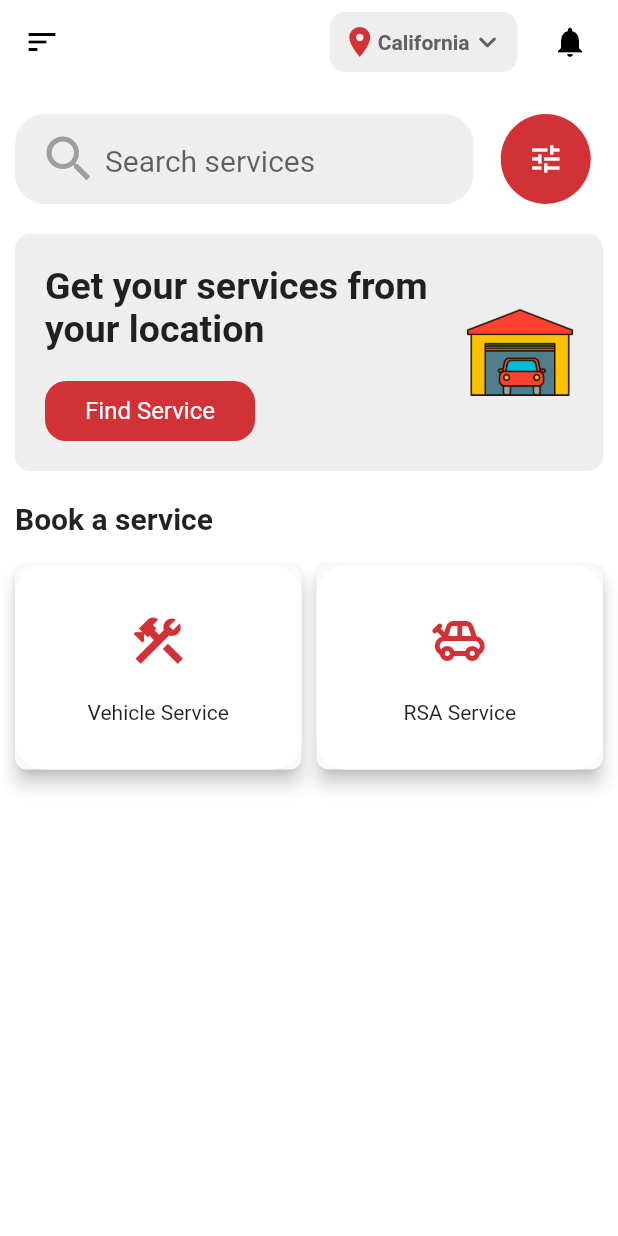
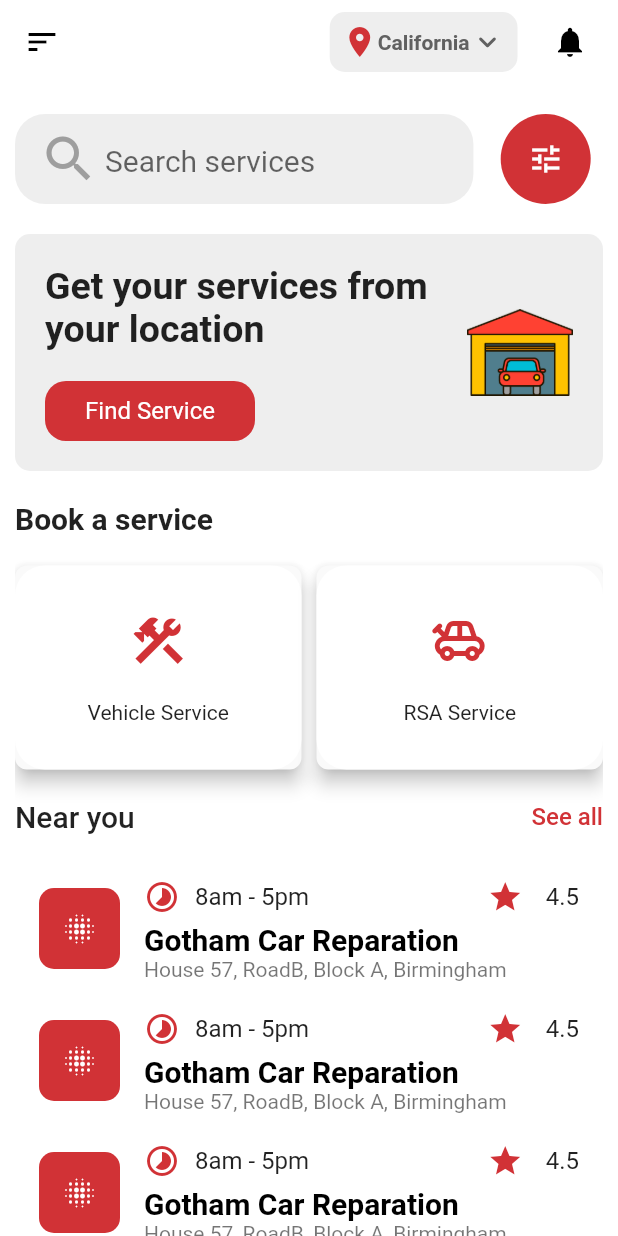
Before and after one commit to mrshanas/garage_app_ui, a Flutter app: the screen it shows after launch, on a phone screen of 412 x 824 dp. Run offline on Flutter 3.47's test engine with Material 2 defaults, Android fonts, the phone set to English and light mode, and no system bars.

Commit message:
:sparkles: Finished home page

```diff
--- a/lib/main.dart
+++ b/lib/main.dart
@@ -13,7 +13,7 @@ class MyApp extends StatelessWidget {
   @override
   Widget build(BuildContext context) {
     return MaterialApp(
-      title: 'Flutter Demo',
+      title: 'Your Garage',
       debugShowCheckedModeBanner: false,
       theme: ThemeData(
         appBarTheme: AppBarTheme(
--- a/lib/pages/home_page.dart
+++ b/lib/pages/home_page.dart
@@ -1,6 +1,9 @@
 import 'package:flutter/material.dart';
+
 import 'package:garage_app_ui/utils/constants.dart';
-import 'package:garage_app_ui/widgets/cards/service_card.dart';
+import 'package:garage_app_ui/widgets/service_card.dart';
+
+import '../widgets/service_tile.dart';
 
 class HomePage extends StatelessWidget {
   const HomePage({super.key});
@@ -196,7 +199,48 @@ class HomePage extends StatelessWidget {
                   ),
                 ),
               ],
-            )
+            ),
+            const SizedBox(height: 20),
+
+            Row(
+              mainAxisAlignment: MainAxisAlignment.spaceBetween,
+              crossAxisAlignment: CrossAxisAlignment.center,
+              children: [
+                const Text(
+                  'Near you',
+                  style: TextStyle(
+                    fontWeight: FontWeight.w500,
+                    fontSize: 20.0,
+                  ),
+                ),
+                Text(
+                  'See all',
+                  style: TextStyle(
+                    color: AppColors.kPrimaryColor,
+                    fontSize: 16.0,
+                    fontWeight: FontWeight.w500,
+                  ),
+                )
+              ],
+            ),
+            const SizedBox(height: 20),
+
+            // List tiles
+            const ServiceTile(
+              title: 'Gotham Car Reparation',
+              location: 'House 57, RoadB, Block A, Birmingham',
+              rating: 4.5,
+            ),
+            const ServiceTile(
+              title: 'Gotham Car Reparation',
+              location: 'House 57, RoadB, Block A, Birmingham',
+              rating: 4.5,
+            ),
+            const ServiceTile(
+              title: 'Gotham Car Reparation',
+              location: 'House 57, RoadB, Block A, Birmingham',
+              rating: 4.5,
+            ),
           ],
         ),
       ),
--- /dev/null
+++ b/lib/widgets/service_tile.dart
@@ -0,0 +1,83 @@
+import 'package:flutter/material.dart';
+
+import '../utils/constants.dart';
+
+class ServiceTile extends StatelessWidget {
+  final String title;
+  final String location;
+  final String time;
+  final double rating;
+
+  const ServiceTile(
+      {Key? key,
+      required this.title,
+      required this.location,
+      required this.rating,
+      this.time = '8am - 5pm'})
+      : super(key: key);
+
+  @override
+  Widget build(BuildContext context) {
+    return ListTile(
+      isThreeLine: true,
+      minVerticalPadding: 10,
+      leading: Container(
+        decoration: BoxDecoration(
+          color: AppColors.kPrimaryColor,
+          borderRadius: BorderRadius.circular(10.0),
+        ),
+        padding: const EdgeInsets.all(15.0),
+        child: Icon(
+          Icons.blur_on,
+          color: AppColors.kWhite,
+        ),
+      ),
+      title: Row(
+        mainAxisAlignment: MainAxisAlignment.spaceBetween,
+        children: [
+          Row(
+            children: [
+              Icon(
+                Icons.timelapse,
+                color: AppColors.kPrimaryColor,
+              ),
+              const SizedBox(
+                width: 10,
+              ),
+              Text(time)
+            ],
+          ),
+          Row(
+            children: [
+              Icon(
+                Icons.star,
+                color: AppColors.kPrimaryColor,
+              ),
+              const SizedBox(
+                width: 15,
+              ),
+              Text(rating.toString())
+            ],
+          )
+        ],
+      ),
+      subtitle: Column(
+        crossAxisAlignment: CrossAxisAlignment.start,
+        children: [
+          const SizedBox(
+            height: 5,
+          ),
+          Text(
+            title,
+            style: const TextStyle(
+              fontWeight: FontWeight.w600,
+              color: Colors.black,
+              fontSize: 20,
+            ),
+          ),
+          Text(location),
+        ],
+      ),
+    );
+  }
+}
```
Also changed, not shown: lib/widgets/service_card.dart (renamed from lib/widgets/cards/service_card.dart), 1 other file.
